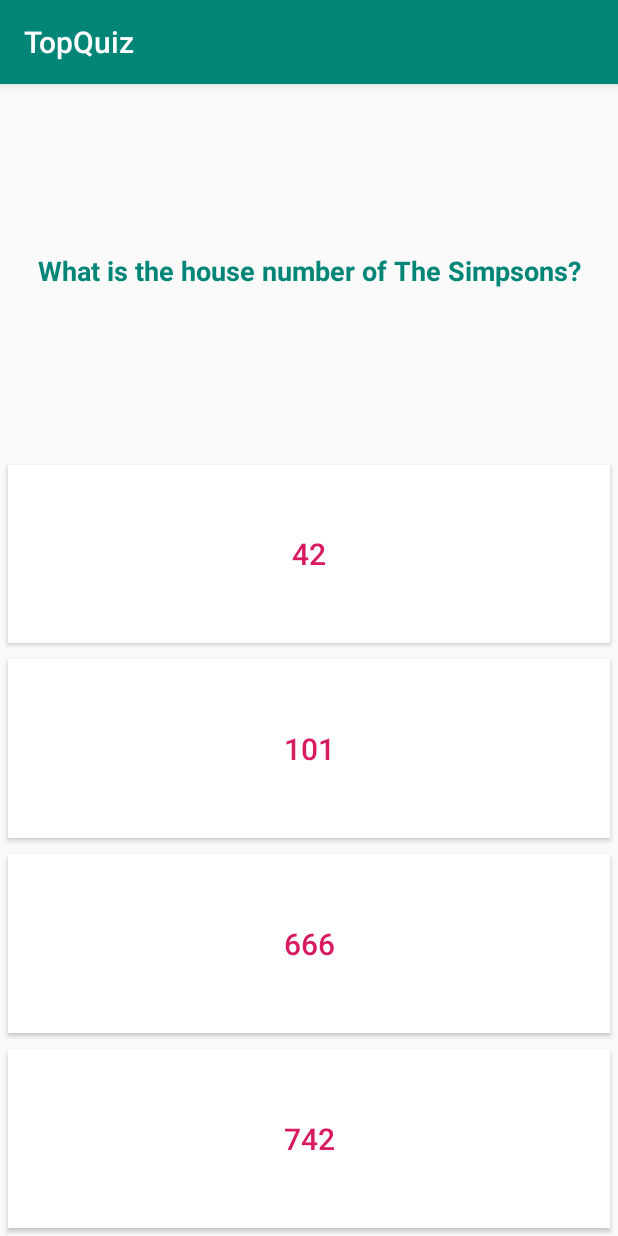
After one commit to PimprenelIe/TopQuiz, an Android app: the GameActivity screen opened directly, with no data from a screen before it, on a phone screen of 412 x 824 dp. The commit adds this screen. Run offline under Robolectric (Android 15) with nearby library versions, the phone set to English and light mode, and no system bars.

Commit message:
MVC based application GameActivity implemented System of question implemented

```diff
--- a/app/src/main/AndroidManifest.xml
+++ b/app/src/main/AndroidManifest.xml
@@ -9,7 +9,8 @@
         android:roundIcon="@mipmap/ic_launcher_round"
         android:supportsRtl="true"
         android:theme="@style/AppTheme">
-        <activity android:name=".MainActivity">
+        <activity android:name=".controller.GameActivity"></activity>
+        <activity android:name=".controller.MainActivity">
             <intent-filter>
                 <action android:name="android.intent.action.MAIN" />
 
--- /dev/null
+++ b/app/src/main/java/com/pimprenelle/topquiz/controller/GameActivity.java
@@ -0,0 +1,177 @@
+package com.pimprenelle.topquiz.controller;
+
+import android.content.DialogInterface;
+import android.content.Intent;
+import android.os.Handler;
+import android.support.v7.app.AlertDialog;
+import android.support.v7.app.AppCompatActivity;
+import android.os.Bundle;
+import android.view.View;
+import android.widget.Button;
+import android.widget.TextView;
+import android.widget.Toast;
+
+import com.pimprenelle.topquiz.R;
+import com.pimprenelle.topquiz.model.Question;
+import com.pimprenelle.topquiz.model.QuestionBank;
+
+import java.util.Arrays;
+
+public class GameActivity extends AppCompatActivity implements View.OnClickListener{
+
+    private TextView mQuestionText;
+    private Button mAnswer1Button;
+    private Button mAnswer2Button;
+    private Button mAnswer3Button;
+    private Button mAnswer4Button;
+
+    private QuestionBank mQuestionBank;
+    private Question mCurrentQuestion;
+
+    private int mScore;
+    private int mNumberOfQuestion;
+
+    public static final String BUNDLE_EXTRA_SCORE = "BUNDLE_EXTRA_SCORE";
+
+
+
+    @Override
+    protected void onCreate(Bundle savedInstanceState) {
+        super.onCreate(savedInstanceState);
+        setContentView(R.layout.activity_game);
+
+        mQuestionBank = this.generateQuestions();
+
+        mScore = 0;
+        mNumberOfQuestion = 4;
+
+        mQuestionText = (TextView) findViewById(R.id.activity_game_question_txt);
+        mAnswer1Button = (Button) findViewById(R.id.activity_game_answer1_btn);
+        mAnswer2Button = (Button) findViewById(R.id.activity_game_answer2_btn);
+        mAnswer3Button = (Button) findViewById(R.id.activity_game_answer3_btn);
+        mAnswer4Button = (Button) findViewById(R.id.activity_game_answer4_btn);
+
+        mAnswer1Button.setTag(0);
+        mAnswer2Button.setTag(1);
+        mAnswer3Button.setTag(2);
+        mAnswer4Button.setTag(3);
+
+        mAnswer1Button.setOnClickListener(this);
+        mAnswer2Button.setOnClickListener(this);
+        mAnswer3Button.setOnClickListener(this);
+        mAnswer4Button.setOnClickListener(this);
+
+
+        mCurrentQuestion = mQuestionBank.getQuestion();
+        this.displayQuestion(mCurrentQuestion);
+    }
+
+    @Override
+    public void onClick(View v) {
+        int responseIndex = (int) v.getTag();
+
+        if(responseIndex == mCurrentQuestion.getAnswerIndex()){
+            //Good Answer
+            mScore++;
+            Toast.makeText(this,"Correct", Toast.LENGTH_SHORT).show();
+        }
+        else{
+            //Wrong Answer
+            Toast.makeText(this,"Wrong Answer", Toast.LENGTH_SHORT).show();
+        }
+
+        new Handler().postDelayed(new Runnable(){
+            @Override
+            public void run() {
+                if(--mNumberOfQuestion == 0){
+                    // End of the game
+                    endGame();
+                }
+                else{
+                    mCurrentQuestion = mQuestionBank.getQuestion();
+                    this.displayQuestion(mCurrentQuestion);
+                }
+            }
+        }, 2000);
+
+
+
+    }
+
+    private void endGame(){
+        AlertDialog.Builder builder = new AlertDialog.Builder(this);
+
+        builder.setTitle("Well done !")
+                .setMessage("Your score is "+ mScore)
+                .setPositiveButton("OK", new DialogInterface.OnClickListener() {
+                    @Override
+                    public void onClick(DialogInterface dialog, int which) {
+                        //End of the activity
+                        Intent intent = new Intent();
+                        intent.putExtra(BUNDLE_EXTRA_SCORE,mScore);
+                        setResult(RESULT_OK,intent);
+                        finish();
+                    }
+                })
+                .create()
+                .show();
+    }
+
+    private void displayQuestion(final Question question){
+        mQuestionText.setText(question.getQuestion());
+        mAnswer1Button.setText(question.getChoiceList().get(0));
+        mAnswer2Button.setText(question.getChoiceList().get(1));
+        mAnswer3Button.setText(question.getChoiceList().get(2));
+        mAnswer4Button.setText(question.getChoiceList().get(3));
+    }
+
+
+    private QuestionBank generateQuestions() {
+        Question question1 = new Question("What is the name of the current french president?",
+                Arrays.asList("François Hollande", "Emmanuel Macron", "Jacques Chirac", "François Mitterand"),
+                1);
+
+        Question question2 = new Question("How many countries are there in the European Union?",
+                Arrays.asList("15", "24", "28", "32"),
+                2);
+
+        Question question3 = new Question("Who is the creator of the Android operating system?",
+                Arrays.asList("Andy Rubin", "Steve Wozniak", "Jake Wharton", "Paul Smith"),
+                0);
+
+        Question question4 = new Question("When did the first man land on the moon?",
+                Arrays.asList("1958", "1962", "1967", "1969"),
+                3);
+
+        Question question5 = new Question("What is the capital of Romania?",
+                Arrays.asList("Bucarest", "Warsaw", "Budapest", "Berlin"),
+                0);
+
+        Question question6 = new Question("Who did the Mona Lisa paint?",
+                Arrays.asList("Michelangelo", "Leonardo Da Vinci", "Raphael", "Carravagio"),
+                1);
+
+        Question question7 = new Question("In which city is the composer Frédéric Chopin buried?",
+                Arrays.asList("Strasbourg", "Warsaw", "Paris", "Moscow"),
+                2);
+
+        Question question8 = new Question("What is the country top-level domain of Belgium?",
+                Arrays.asList(".bg", ".bm", ".bl", ".be"),
+                3);
+
+        Question question9 = new Question("What is the house number of The Simpsons?",
+                Arrays.asList("42", "101", "666", "742"),
+                3);
+
+        return new QuestionBank(Arrays.asList(question1,
+                question2,
+                question3,
+                question4,
+                question5,
+                question6,
+                question7,
+                question8,
+                question9));
+    }
+
+}
--- /dev/null
+++ b/app/src/main/java/com/pimprenelle/topquiz/model/Question.java
@@ -0,0 +1,59 @@
+package com.pimprenelle.topquiz.model;
+
+import java.util.EmptyStackException;
+import java.util.List;
+
+public class Question {
+
+    private String mQuestion;
+    private List<String> mChoiceList;
+    private int mAnswerIndex;
+
+    public Question(String question, List<String> choiceList, int answerIndex) {
+        this.setQuestion(question);
+        this.setChoiceList(choiceList);
+        this.setAnswerIndex(answerIndex);
+
+    }
+
+    public String getQuestion() {
+        return mQuestion;
+    }
+
+    public void setQuestion(String question) {
+        if(question.length() < 1)
+            throw new EmptyStackException();
+        else
+        {
+            mQuestion = question;
+        }
+    }
+
+    public List<String> getChoiceList() {
+        return mChoiceList;
+    }
+
+    public void setChoiceList(List<String> choiceList) {
+
+        if (choiceList == null) {
+            throw new IllegalArgumentException("Array cannot be null");
+        }
+
+        mChoiceList = choiceList;
+
+
+    }
+
+    public int getAnswerIndex() {
+        return mAnswerIndex;
+    }
+
+    public void setAnswerIndex(int answerIndex) {
+        if (answerIndex < 0 || answerIndex >= mChoiceList.size()) {
+            throw new IllegalArgumentException("Answer index is out of bound");
+        }
+
+        mAnswerIndex = answerIndex;
+
+    }
+}
--- /dev/null
+++ b/app/src/main/java/com/pimprenelle/topquiz/model/QuestionBank.java
@@ -0,0 +1,28 @@
+package com.pimprenelle.topquiz.model;
+
+import java.util.Collections;
+import java.util.List;
+
+public class QuestionBank {
+    private List<Question> mQuestionList;
+    private int mNextQuestionIndex;
+
+    public QuestionBank(List<Question> questionList) {
+        // Shuffle the question list before storing it
+        Collections.shuffle(questionList);
+
+        mQuestionList=questionList;
+        mNextQuestionIndex = 0;
+
+    }
+
+    public Question getQuestion() {
+        // Ensure we loop over the questions
+        if (mNextQuestionIndex == mQuestionList.size()) {
+            mNextQuestionIndex = 0;
+        }
+
+        // Please note the post-incrementation
+        return mQuestionList.get(mNextQuestionIndex++);
+    }
+}
--- /dev/null
+++ b/app/src/main/res/layout/activity_game.xml
@@ -0,0 +1,68 @@
+<LinearLayout
+    xmlns:android="http://schemas.android.com/apk/res/android"
+    xmlns:tools="http://schemas.android.com/tools"
+    android:layout_width="match_parent"
+    android:layout_height="match_parent"
+    android:orientation="vertical"
+    tools:context="com.pimprenelle.topquiz.controller.GameActivity">
+
+    <TextView
+        android:id="@+id/activity_game_question_txt"
+        android:layout_width="match_parent"
+        android:layout_height="0dp"
+        android:layout_weight="2"
+        android:textColor="@color/colorPrimary"
+        android:layout_marginTop="5dp"
+        android:layout_marginBottom="5dp"
+        android:layout_marginStart="15dp"
+        android:layout_marginEnd="15dp"
+        android:textSize="18sp"
+        android:textStyle="bold"
+        android:gravity="center"
+        android:text="Question?"></TextView>
+
+    <Button
+        android:id="@+id/activity_game_answer1_btn"
+        android:layout_width="match_parent"
+        android:layout_height="0dp"
+        android:layout_margin="5dp"
+        android:layout_weight="1"
+        android:textColor="@color/colorAccent"
+        android:background="@android:color/white"
+        android:textSize="20sp"
+        android:text="Answer1"/>
+
+    <Button
+        android:id="@+id/activity_game_answer2_btn"
+        android:layout_width="match_parent"
+        android:layout_height="0dp"
+        android:layout_margin="5dp"
+        android:layout_weight="1"
+        android:textColor="@color/colorAccent"
+        android:background="@android:color/white"
+        android:textSize="20sp"
+        android:text="Answer2"/>
+
+    <Button
+        android:id="@+id/activity_game_answer3_btn"
+        android:layout_width="match_parent"
+        android:layout_height="0dp"
+        android:layout_margin="5dp"
+        android:layout_weight="1"
+        android:textColor="@color/colorAccent"
+        android:background="@android:color/white"
+        android:textSize="20sp"
+        android:text="Answer3"/>
+
+    <Button
+        android:id="@+id/activity_game_answer4_btn"
+        android:layout_width="match_parent"
+        android:layout_height="0dp"
+        android:layout_margin="5dp"
+        android:layout_weight="1"
+        android:textColor="@color/colorAccent"
+        android:background="@android:color/white"
+        android:textSize="20sp"
+        android:text="Answer4"/>
+
+</LinearLayout>
--- a/app/src/main/res/layout/activity_main.xml
+++ b/app/src/main/res/layout/activity_main.xml
@@ -4,10 +4,11 @@
     xmlns:tools="http://schemas.android.com/tools"
     android:layout_width="match_parent"
     android:layout_height="match_parent"
-    tools:context=".MainActivity"
+    tools:context=".controller.MainActivity"
     android:orientation="vertical">
 
     <TextView
+        android:id="@+id/activity_main_greeting_txt"
         android:layout_width="wrap_content"
         android:layout_height="wrap_content"
         android:layout_margin="10dp"
@@ -17,6 +18,7 @@
         />
 
     <EditText
+        android:id="@+id/activity_main_name_input"
         android:layout_width="wrap_content"
         android:layout_height="wrap_content"
         android:layout_gravity="center_horizontal"
@@ -27,6 +29,7 @@
 
 
     <Button
+        android:id="@+id/activity_main_play_btn"
         android:layout_width="wrap_content"
         android:layout_height="wrap_content"
         android:layout_gravity="center_horizontal"
```
Also changed, not shown: app/src/main/java/com/pimprenelle/topquiz/MainActivity.java (deleted, +0 -13 lines), app/src/main/java/com/pimprenelle/topquiz/controller/MainActivity.java (added, +108 -0 lines), app/src/main/java/com/pimprenelle/topquiz/model/User.java (added, +23 -0 lines).
